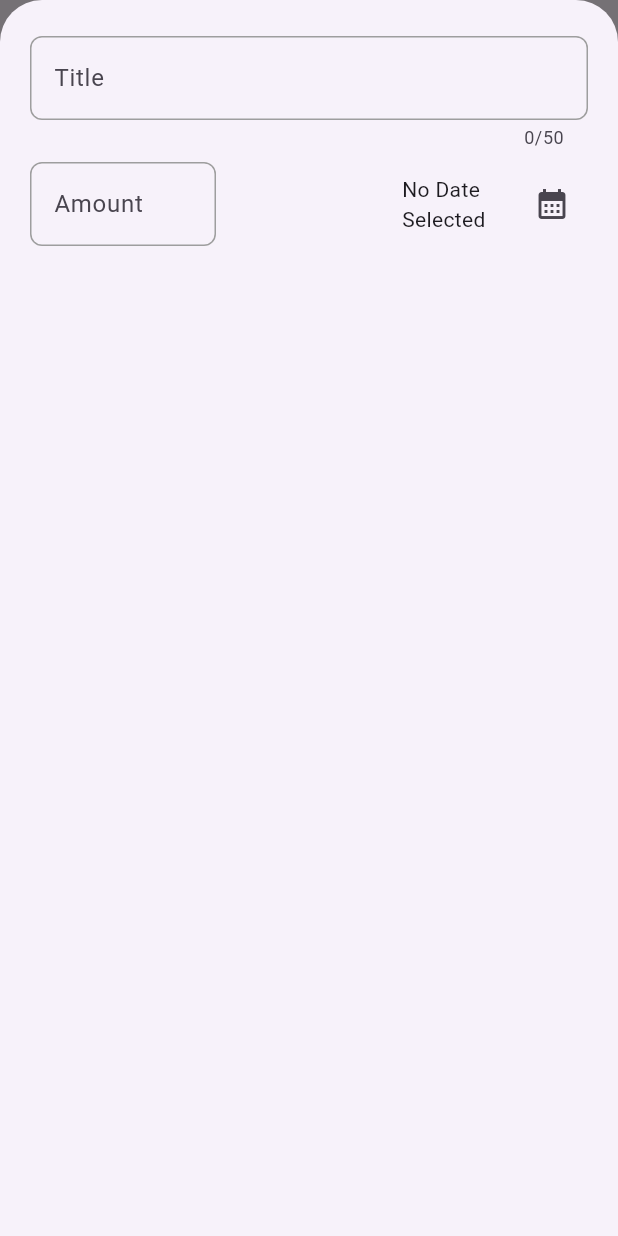
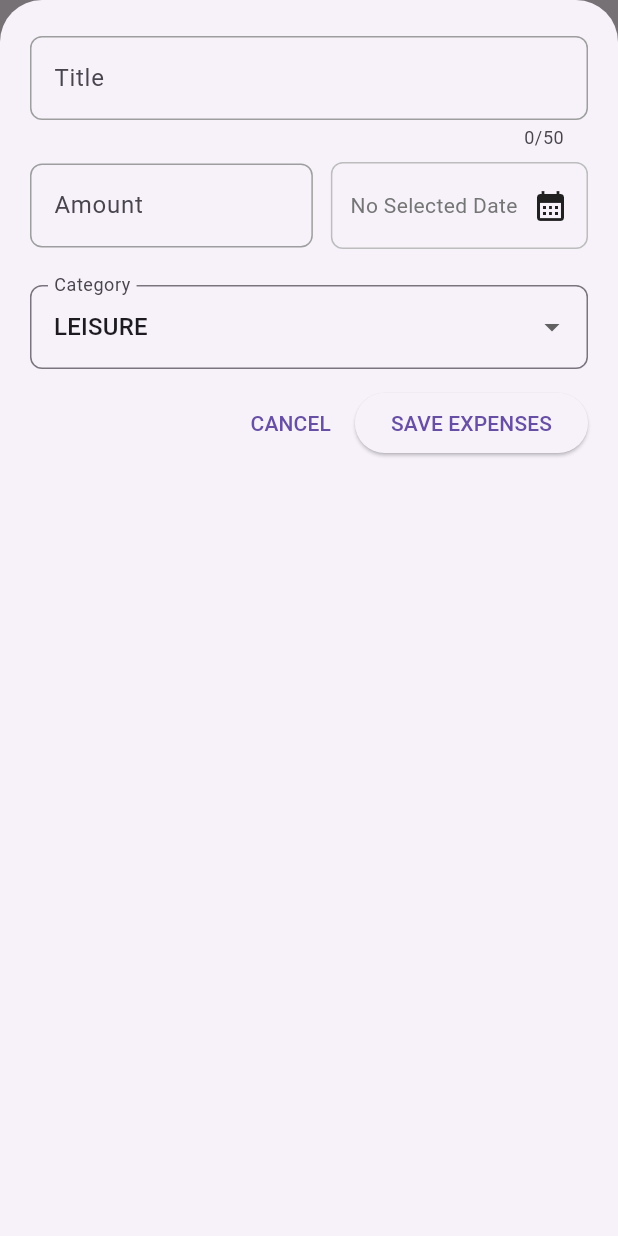
Before and after one commit to rajputsajal0206/expense_track_and_check, a Flutter app: the screen it shows after launch, after a tap on the "add" icon, on a phone screen of 412 x 824 dp. Run offline on Flutter 3.47's test engine with Material 3 defaults, Android fonts, the light colour scheme and no system bars.

Commit message:
New expense added screen functionality and basic look done

```diff
--- a/lib/expenses.dart
+++ b/lib/expenses.dart
@@ -25,6 +25,12 @@ class _ExpenseTrackerState extends State<ExpenseTracker> {
         expenseDate: DateTime.now())
   ];
 
+  void _addExpenses(Expense expense) {
+    setState(() {
+      _expensesList.add(expense);
+    });
+  }
+
   @override
   Widget build(BuildContext context) {
     return Scaffold(
@@ -43,13 +49,17 @@ class _ExpenseTrackerState extends State<ExpenseTracker> {
                     isScrollControlled: true,
                     useSafeArea: true,
                     context: context,
-                    builder: ((ctx) => const NewExpenseAdd()));
+                    builder: ((ctx) => NewExpenseAdd(
+                          addExpense: _addExpenses,
+                        )));
               },
               icon: const Icon(Icons.add))
         ],
       ),
       backgroundColor: Colors.grey,
-      body: Column(
+      body: Padding(
+        padding: const EdgeInsets.symmetric(vertical: 16, horizontal: 12),
+        child: Column(
           children: <Widget>[
             const Text('We will Place CHART here'),
             Expanded(
@@ -57,6 +67,7 @@ class _ExpenseTrackerState extends State<ExpenseTracker> {
             ),
           ],
         ),
+      ),
     );
   }
 }
--- a/lib/new_expense_add.dart
+++ b/lib/new_expense_add.dart
@@ -1,9 +1,11 @@
 import 'package:expense_track_and_check/utility/utility.dart';
 import 'package:flutter/material.dart';
 import 'package:intl/intl.dart';
+import 'package:expense_track_and_check/model/expense.dart';
 
 class NewExpenseAdd extends StatefulWidget {
-  const NewExpenseAdd({super.key});
+  const NewExpenseAdd({super.key, required this.addExpense});
+  final void Function(Expense expense) addExpense;
 
   @override
   State<NewExpenseAdd> createState() => _NewExpenseAddState();
@@ -17,6 +19,7 @@ class _NewExpenseAddState extends State<NewExpenseAdd> {
   String? _titleErrorText;
   String? _amountErrorText;
   DateTime? _selectedDate;
+  Category _selectedCategory = Category.leisure;
 
   @override
   void initState() {
@@ -25,6 +28,44 @@ class _NewExpenseAddState extends State<NewExpenseAdd> {
     _titlecontroller.addListener(_validateInput);
     _amountcontroller.addListener(_validateAmountInput);
     super.initState();
+  }
+
+  void _submitExpenseData() {
+    final enteredAmount = double.tryParse(_amountcontroller
+        .text); // tryParse('Hello') => null, tryParse('1.12') => 1.12
+    final amountIsInvalid =
+        enteredAmount == null || enteredAmount <= 0 || _amountErrorText != null;
+    final titleIsValid =
+        _titlecontroller.text.trim().isEmpty || _titleErrorText != null;
+    if (titleIsValid || amountIsInvalid || _selectedDate == null) {
+      showDialog(
+        context: context,
+        builder: (ctx) => AlertDialog(
+          title: const Text('Invalid input'),
+          content: const Text(
+              'Please make sure a valid title, amount, date and category was entered.'),
+          actions: [
+            TextButton(
+              onPressed: () {
+                Navigator.pop(ctx);
+              },
+              child: const Text('Okay'),
+            ),
+          ],
+        ),
+      );
+      return;
+    }
+
+    widget.addExpense(
+      Expense(
+        title: _titlecontroller.text,
+        expenseAmount: enteredAmount,
+        expenseDate: _selectedDate!,
+        expenseCategory: _selectedCategory,
+      ),
+    );
+    Navigator.pop(context);
   }
 
   @override
@@ -163,6 +204,7 @@ class _NewExpenseAddState extends State<NewExpenseAdd> {
           Row(
             children: <Widget>[
               Expanded(
+                flex: 11,
                 child: TextField(
                   keyboardType: TextInputType.number,
                   controller: _amountcontroller,
@@ -215,32 +257,95 @@ class _NewExpenseAddState extends State<NewExpenseAdd> {
                   },
                 ),
               ),
-              const Spacer(),
+              const SizedBox(
+                width: 12,
+              ),
               Expanded(
-                child: Row(
-                  mainAxisAlignment: MainAxisAlignment.start,
-                  children: <Widget>[
-                    Flexible(
-                      child: Text(_selectedDate == null
-                          ? 'No Date Selected'
-                          : DateFormat('yyyy-MM-dd').format(_selectedDate!)),
+                flex: 10,
+                child: GestureDetector(
+                  onTap: () {
+                    _pickDate();
+                  },
+                  child: Container(
+                    padding: const EdgeInsets.symmetric(
+                        horizontal: 12, vertical: 16),
+                    decoration: BoxDecoration(
+                      borderRadius: BorderRadius.circular(8),
+                      border: Border.all(
+                        color: Colors.grey.shade400,
+                      ),
+                      //color: Colors.white,
                     ),
-                    const SizedBox(
-                      width: 2,
+                    child: Row(
+                      mainAxisAlignment: MainAxisAlignment.spaceBetween,
+                      children: [
+                        Text(
+                          _selectedDate == null
+                              ? 'No Selected Date'
+                              : DateFormat('yyyy-MM-dd').format(_selectedDate!),
+                          style: TextStyle(
+                            color: _selectedDate == null
+                                ? Colors.grey.shade600
+                                : Colors.black,
+                          ),
+                        ),
+                        const Icon(Icons.calendar_month),
+                      ],
                     ),
-                    IconButton(
-                      onPressed: () {
-                        _pickDate();
-                      },
-                      icon: const Icon(Icons.calendar_month),
-                    ),
-                  ],
+                  ),
                 ),
               )
             ],
           ),
           const SizedBox(
-            height: 8,
+            height: 24,
+          ),
+          DropdownButtonFormField<Category>(
+            value: _selectedCategory,
+            decoration: InputDecoration(
+              labelText: 'Category',
+              border: OutlineInputBorder(
+                borderRadius: BorderRadius.circular(8),
+              ),
+              contentPadding:
+                  const EdgeInsets.symmetric(horizontal: 12, vertical: 16),
+            ),
+            items: Category.values.map((category) {
+              return DropdownMenuItem(
+                value: category,
+                child: Text(category.name.toUpperCase()),
+              );
+            }).toList(),
+            onChanged: (value) {
+              if (value == null) return;
+              setState(() {
+                _selectedCategory = value;
+              });
+            },
+          ),
+          const SizedBox(
+            height: 12,
+          ),
+          Row(
+            mainAxisAlignment: MainAxisAlignment.end,
+            children: [
+              TextButton(
+                  onPressed: () {
+                    Navigator.of(context).pop();
+                  },
+                  child: const Text(
+                    'CANCEL',
+                  )),
+              const SizedBox(
+                width: 4,
+              ),
+              ElevatedButton(
+                  onPressed: () {
+                    print('Button Getting Pressed');
+                    _submitExpenseData();
+                  },
+                  child: const Text('SAVE EXPENSES')),
+            ],
           ),
         ],
       ),
```
Lines whose indentation alone changed are shown as unchanged.
